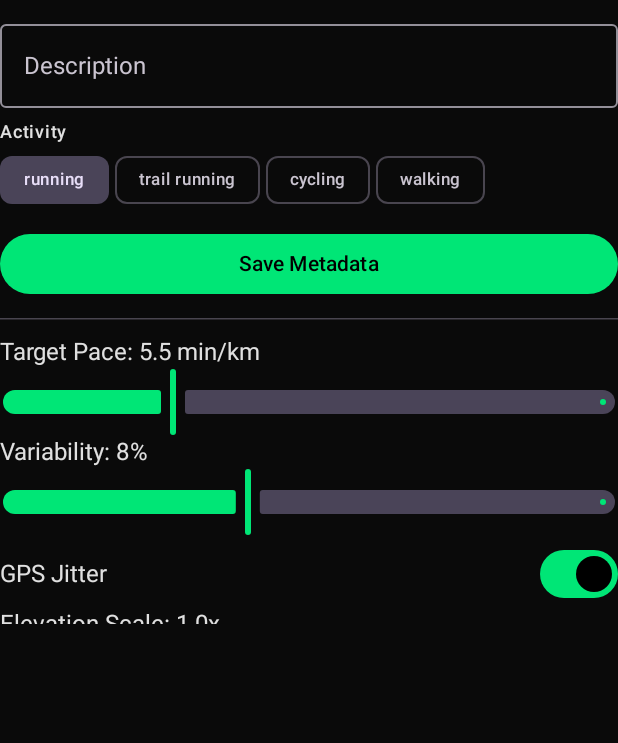
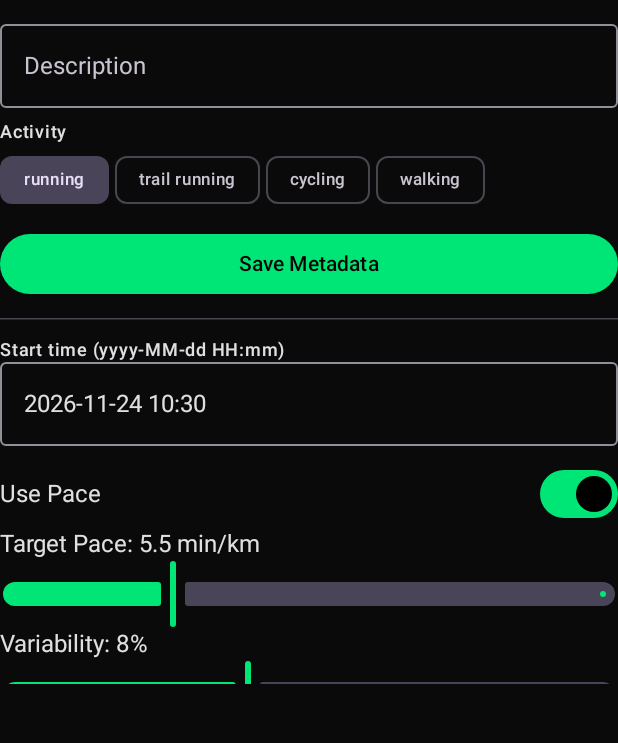
Before and after one commit to toroknandor0205-cloud/Stralarp, an Android app built with Jetpack Compose: the composable SettingsContent shown on its own in the app's theme, on a phone screen of 412 x 824 dp, the part 96-839 px from its top. Run offline under Robolectric (Android 15) with nearby library versions, the phone set to English and light mode, and no system bars.

Commit message:
Simulator respects usePace/duration; CreateRouteScreen no auto-zoom + better settings

```diff
--- a/app/src/main/java/com/stralarp/app/ui/screens/CreateRouteScreen.kt
+++ b/app/src/main/java/com/stralarp/app/ui/screens/CreateRouteScreen.kt
@@ -25,6 +25,8 @@ import com.stralarp.app.data.model.SimulationParams
 import com.stralarp.app.ui.components.OsmdroidMap
 import com.stralarp.app.viewmodel.MainViewModel
 import java.text.SimpleDateFormat
+import java.time.LocalDateTime
+import java.time.format.DateTimeFormatter
 import java.util.Date
 import java.util.Locale
 
@@ -148,7 +150,7 @@ fun CreateRouteScreen(
                 modifier = Modifier.fillMaxSize(),
                 points = state.currentRoute.points,
                 onMapClick = { lat, lon -> viewModel.addWaypoint(lat, lon) },
-                centerOnRoute = true
+                fitWhenEmptyToNonEmpty = true
             )
 
             if (state.isLoading) {
@@ -171,9 +173,7 @@ fun CreateRouteScreen(
         AlertDialog(
             onDismissRequest = { showSettings = false },
             title = { Text("Route Settings") },
-            text = {
-                SettingsContent(viewModel = viewModel)
-            },
+            text = { SettingsContent(viewModel = viewModel) },
             confirmButton = {
                 TextButton(onClick = { showSettings = false }) {
                     Text("Close")
@@ -189,17 +189,30 @@ private fun SettingsContent(viewModel: MainViewModel) {
     var name by remember { mutableStateOf(state.currentRoute.name) }
     var description by remember { mutableStateOf(state.currentRoute.description) }
     var activityType by remember { mutableStateOf(state.currentRoute.activityType) }
+    var usePace by remember { mutableStateOf(state.simulationParams.usePace) }
     var pace by remember { mutableStateOf(state.simulationParams.targetPaceMinPerKm.toFloat()) }
+    var durationMin by remember {
+        mutableStateOf(
+            ((state.simulationParams.targetDurationSeconds ?: 1800L) / 60f)
+        )
+    }
     var variability by remember { mutableStateOf(state.simulationParams.paceVariabilityPercent) }
     var jitter by remember { mutableStateOf(state.simulationParams.injectGpsJitter) }
     var elevScale by remember { mutableStateOf(state.simulationParams.scaleElevation) }
     var startTrim by remember { mutableStateOf(0f) }
     var endTrim by remember { mutableStateOf(100f) }
+    var startTimeText by remember {
+        mutableStateOf(
+            state.simulationParams.startDateTime.format(
+                DateTimeFormatter.ofPattern("yyyy-MM-dd HH:mm")
+            )
+        )
+    }
 
     Column(
         modifier = Modifier
             .fillMaxWidth()
-            .heightIn(max = 480.dp)
+            .heightIn(max = 520.dp)
             .verticalScroll(rememberScrollState())
     ) {
         OutlinedTextField(
@@ -209,7 +222,7 @@ private fun SettingsContent(viewModel: MainViewModel) {
             modifier = Modifier.fillMaxWidth(),
             singleLine = true
         )
-        Spacer(Modifier.height(8.dp))
+        Spacer(modifier = Modifier.height(8.dp))
         OutlinedTextField(
             value = description,
             onValueChange = { description = it },
@@ -217,7 +230,7 @@ private fun SettingsContent(viewModel: MainViewModel) {
             modifier = Modifier.fillMaxWidth(),
             singleLine = true
         )
-        Spacer(Modifier.height(8.dp))
+        Spacer(modifier = Modifier.height(8.dp))
 
         Text("Activity", style = MaterialTheme.typography.labelMedium)
         Row(horizontalArrangement = Arrangement.spacedBy(4.dp)) {
@@ -225,12 +238,17 @@ private fun SettingsContent(viewModel: MainViewModel) {
                 FilterChip(
                     selected = activityType == type,
                     onClick = { activityType = type },
-                    label = { Text(type.replace('_', ' '), style = MaterialTheme.typography.labelSmall) }
+                    label = {
+                        Text(
+                            type.replace('_', ' '),
+                            style = MaterialTheme.typography.labelSmall
+                        )
+                    }
                 )
             }
         }
 
-        Spacer(Modifier.height(8.dp))
+        Spacer(modifier = Modifier.height(8.dp))
         Button(
             onClick = { viewModel.updateMetadata(name, description, activityType) },
             modifier = Modifier.fillMaxWidth()
@@ -240,8 +258,28 @@ private fun SettingsContent(viewModel: MainViewModel) {
 
         HorizontalDivider(modifier = Modifier.padding(vertical = 12.dp))
 
-        Text("Target Pace: ${"%.1f".format(pace)} min/km")
-        Slider(value = pace, onValueChange = { pace = it }, valueRange = 3f..12f)
+        Text("Start time (yyyy-MM-dd HH:mm)", style = MaterialTheme.typography.labelMedium)
+        OutlinedTextField(
+            value = startTimeText,
+            onValueChange = { startTimeText = it },
+            modifier = Modifier.fillMaxWidth(),
+            singleLine = true
+        )
+
+        Spacer(modifier = Modifier.height(8.dp))
+        Row(verticalAlignment = Alignment.CenterVertically) {
+            Text("Use Pace")
+            Spacer(Modifier.weight(1f))
+            Switch(checked = usePace, onCheckedChange = { usePace = it })
+        }
+
+        if (usePace) {
+            Text("Target Pace: ${"%.1f".format(pace)} min/km")
+            Slider(value = pace, onValueChange = { pace = it }, valueRange = 3f..12f)
+        } else {
+            Text("Duration: ${"%.0f".format(durationMin)} min")
+            Slider(value = durationMin, onValueChange = { durationMin = it }, valueRange = 5f..300f)
+        }
 
         Text("Variability: ${"%.0f".format(variability)}%")
         Slider(value = variability, onValueChange = { variability = it }, valueRange = 0f..20f)
@@ -257,9 +295,20 @@ private fun SettingsContent(viewModel: MainViewModel) {
 
         Button(
             onClick = {
+                val startDt = try {
+                    LocalDateTime.parse(
+                        startTimeText.trim(),
+                        DateTimeFormatter.ofPattern("yyyy-MM-dd HH:mm")
+                    )
+                } catch (_: Exception) {
+                    LocalDateTime.now()
+                }
                 viewModel.updateSimulationParams(
                     SimulationParams(
+                        startDateTime = startDt,
                         targetPaceMinPerKm = pace.toDouble(),
+                        targetDurationSeconds = (durationMin * 60).toLong(),
+                        usePace = usePace,
                         paceVariabilityPercent = variability,
                         injectGpsJitter = jitter,
                         scaleElevation = elevScale
@@ -288,7 +337,7 @@ private fun SettingsContent(viewModel: MainViewModel) {
             Text("Apply Trim")
         }
 
-        Spacer(Modifier.height(8.dp))
+        Spacer(modifier = Modifier.height(8.dp))
         OutlinedButton(
             onClick = { viewModel.reEnrichElevation() },
             enabled = state.currentRoute.points.isNotEmpty(),
```
Also changed, not shown: app/src/main/java/com/stralarp/app/data/simulation/RouteSimulator.kt (+6 -3 lines).
